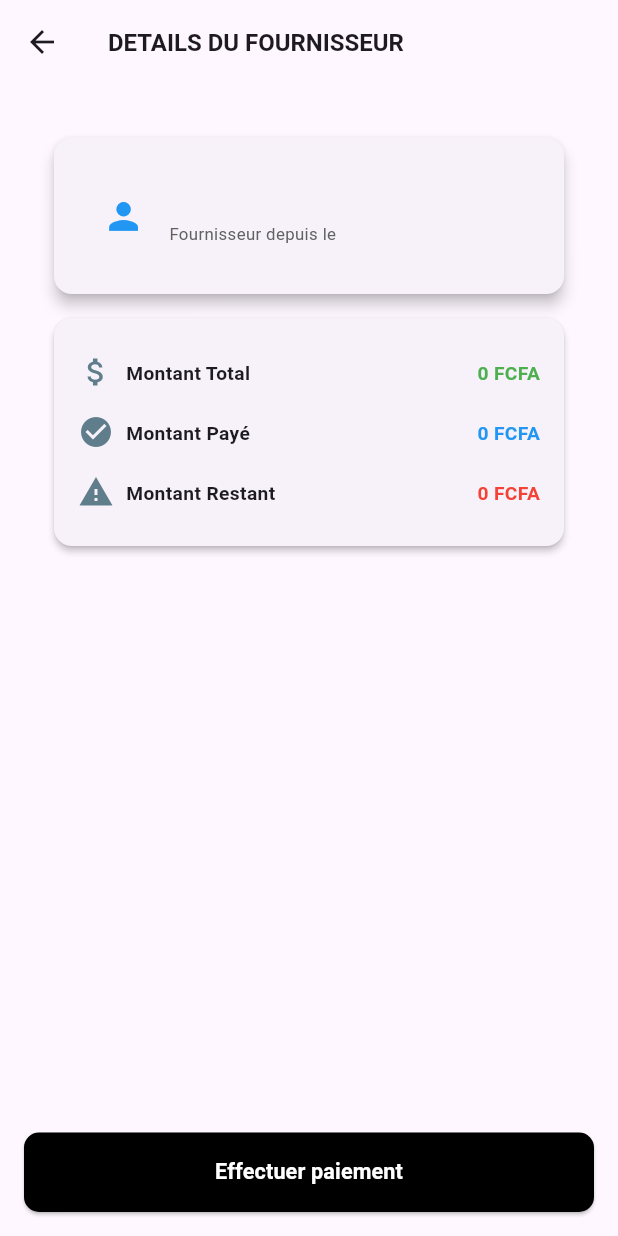
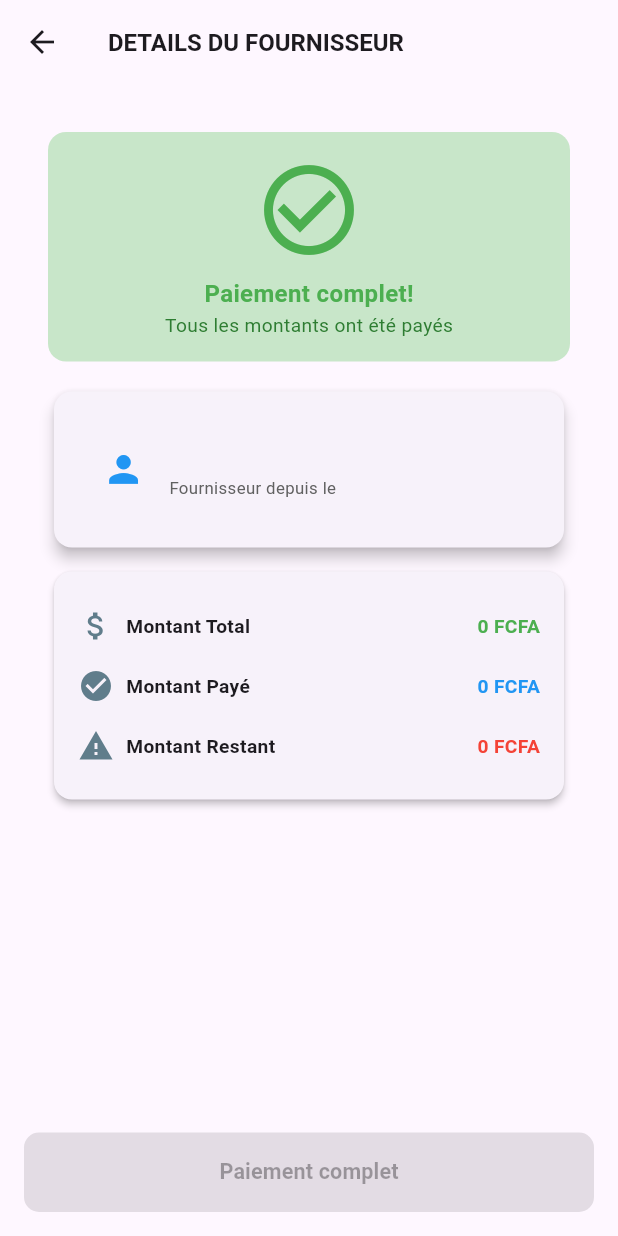
Before and after one commit to Hammed-B-Boundy/Gestion-Stocks-Flutter, a Flutter app: the FournisseurDetailPage screen opened directly with empty values, on a phone screen of 412 x 824 dp. Run offline on Flutter 3.47's test engine with Material 3 defaults, Android fonts, the phone set to English and light mode, and no system bars; our stand-ins replace permission_handler, sqflite; accounts and stored records are empty.

Commit message:
Ajout d'un box signalant que tout est payé

```diff
--- a/lib/pages/FournisseurDetailPage.dart
+++ b/lib/pages/FournisseurDetailPage.dart
@@ -42,6 +42,8 @@ class _FournisseurDetailPageState extends State<FournisseurDetailPage> {
 
   @override
   Widget build(BuildContext context) {
+    final bool isPaidInFull = _fournisseur['remaining_amount'] == 0;
+
     return Scaffold(
       appBar: AppBar(
         title: Text(
@@ -58,6 +60,7 @@ class _FournisseurDetailPageState extends State<FournisseurDetailPage> {
           child: Column(
             crossAxisAlignment: CrossAxisAlignment.start,
             children: [
+              if (isPaidInFull) _buildSuccessBanner(context),
               Card(
                 elevation: 4,
                 shape: RoundedRectangleBorder(
@@ -137,7 +140,7 @@ class _FournisseurDetailPageState extends State<FournisseurDetailPage> {
           width: double.infinity,
           child: ElevatedButton(
             style: ElevatedButton.styleFrom(
-              backgroundColor: Colors.black,
+              backgroundColor: isPaidInFull ? Colors.grey : Colors.black,
               foregroundColor: Colors.white,
               padding: EdgeInsets.symmetric(
                 vertical: ResponsiveHelper.getAdaptiveSpacing(context) * 2,
@@ -146,11 +149,16 @@ class _FournisseurDetailPageState extends State<FournisseurDetailPage> {
                 borderRadius: BorderRadius.circular(10),
               ),
             ),
-            onPressed: () async {
+            onPressed:
+                isPaidInFull
+                    ? null
+                    : () async {
                       final result = await Navigator.push(
                         context,
                         MaterialPageRoute(
-                  builder: (context) => PaiementPage(fournisseur: _fournisseur),
+                          builder:
+                              (context) =>
+                                  PaiementPage(fournisseur: _fournisseur),
                         ),
                       );
 
@@ -162,7 +170,7 @@ class _FournisseurDetailPageState extends State<FournisseurDetailPage> {
                       Navigator.pop(context, true);
                     },
             child: Text(
-              "Effectuer paiement",
+              isPaidInFull ? "Paiement complet" : "Effectuer paiement",
               style: TextStyle(
                 fontSize: ResponsiveHelper.getAdaptiveFontSize(context, 18),
                 fontWeight: FontWeight.bold,
@@ -170,6 +178,45 @@ class _FournisseurDetailPageState extends State<FournisseurDetailPage> {
             ),
           ),
         ),
+      ),
+    );
+  }
+
+  Widget _buildSuccessBanner(BuildContext context) {
+    return Container(
+      width: double.infinity,
+      margin: EdgeInsets.only(
+        bottom: ResponsiveHelper.getAdaptiveSpacing(context) * 2,
+      ),
+      padding: ResponsiveHelper.getAdaptivePadding(context),
+      decoration: BoxDecoration(
+        color: Colors.green.shade100,
+        borderRadius: BorderRadius.circular(12),
+      ),
+      child: Column(
+        children: [
+          Icon(
+            Icons.check_circle_outline,
+            color: Colors.green,
+            size: ResponsiveHelper.getAdaptiveIconSize(context) * 3,
+          ),
+          SizedBox(height: ResponsiveHelper.getAdaptiveSpacing(context)),
+          Text(
+            'Paiement complet!',
+            style: TextStyle(
+              fontSize: ResponsiveHelper.getAdaptiveFontSize(context, 20),
+              fontWeight: FontWeight.bold,
+              color: Colors.green,
+            ),
+          ),
+          Text(
+            'Tous les montants ont été payés',
+            style: TextStyle(
+              fontSize: ResponsiveHelper.getAdaptiveFontSize(context, 16),
+              color: Colors.green.shade800,
+            ),
+          ),
+        ],
       ),
     );
   }
```
Lines whose indentation alone changed are shown as unchanged.
